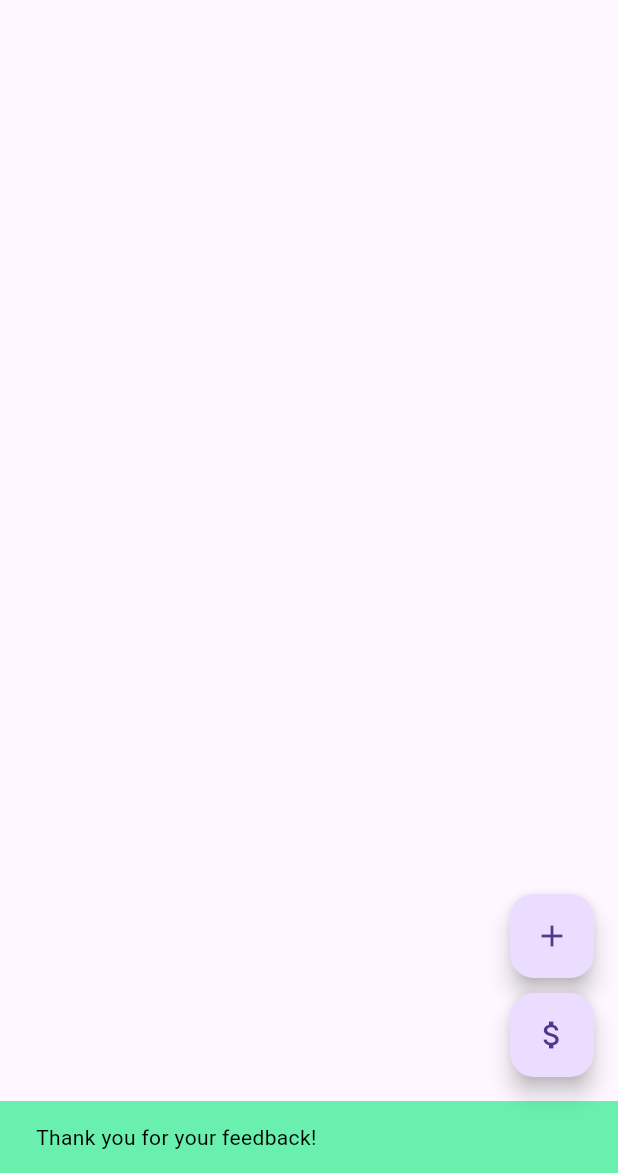
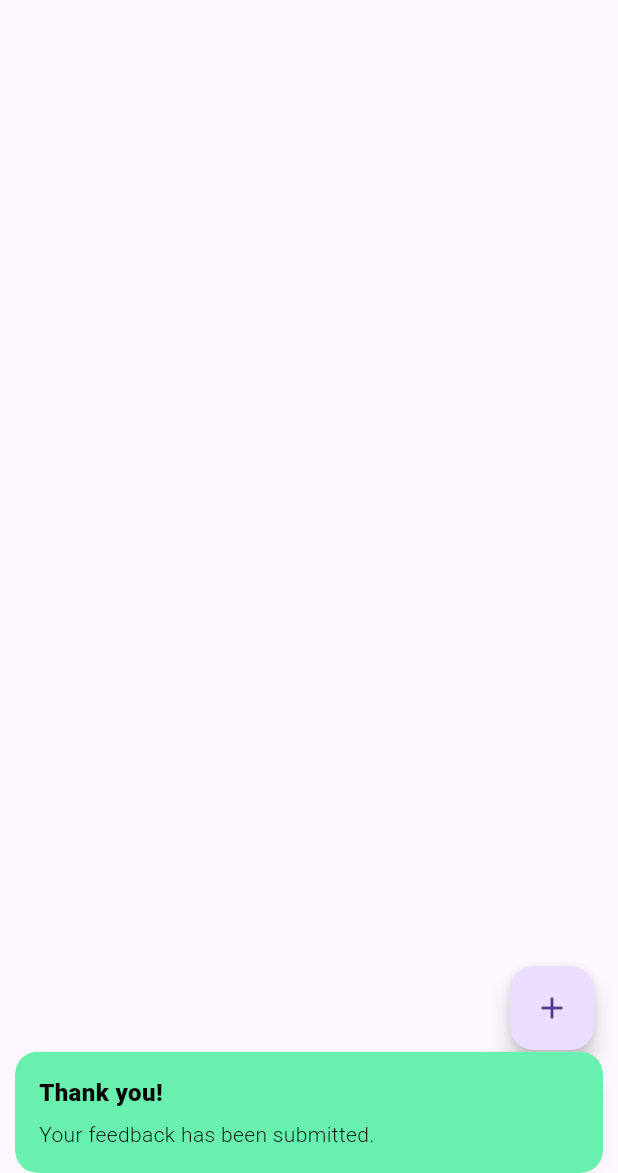
Before and after one commit to kclaudeeager/Simple-budgeting-app, a Flutter app: the screen it shows after launch, after a tap on "Submit Feedback", on a phone screen of 412 x 824 dp, the part 63-1236 px from its top. Run offline on Flutter 3.47's test engine with Material 3 defaults, Android fonts, the light colour scheme and no system bars; our stand-ins replace flutter_rating_bar, get.

Commit message:
updated workflow

```diff
--- a/lib/screens/feedback_screen.dart
+++ b/lib/screens/feedback_screen.dart
@@ -8,9 +8,10 @@ import '../providers/feedback_controller.dart';
 class FeedbackScreen extends StatelessWidget {
   final FeedbackController feedbackController = Get.put(FeedbackController());
   final _formKey = GlobalKey<FormState>();
+  final VoidCallback onFeedbackSubmitted;
   final List<String> _elementsToImprovement = ['UI/UX', 'Performance', 'Features', 'Others'];
 
-  FeedbackScreen({super.key});
+  FeedbackScreen({super.key, required this.onFeedbackSubmitted});
 
   void _submitFeedback(BuildContext context) async {
     if (_formKey.currentState!.validate()) {
@@ -24,16 +25,15 @@ class FeedbackScreen extends StatelessWidget {
       await _storeFeedbackLocally();
       // or
       // await _sendFeedbackToServer();
-
+      onFeedbackSubmitted();
       // Display a success message or dialog
-      ScaffoldMessenger.of(context).showSnackBar(
-        const SnackBar(
-          content: Text('Thank you for your feedback!', style: TextStyle(color: Colors.black)),
-            backgroundColor: Colors.greenAccent,
-        ),
+      Get.snackbar(
+        'Thank you!',
+        'Your feedback has been submitted.',
+        snackPosition: SnackPosition.BOTTOM,
+        backgroundColor: Colors.greenAccent,
+        colorText: Colors.black,
       );
-      // Close the feedback screen
-      Navigator.of(context).pop();
       feedbackController.resetFeedback();
     }
   }
--- a/lib/screens/home_screen.dart
+++ b/lib/screens/home_screen.dart
@@ -61,7 +61,10 @@ void _showRandomFeedback() {
   debugPrint('Feedback timer triggered');
   if (!_feedbackShown) {
     _feedbackShown = true;
-    Get.to(() =>  FeedbackScreen(), fullscreenDialog: true)!.then((_) {
+    Get.to(() =>  FeedbackScreen(onFeedbackSubmitted: (){
+      Navigator.of(context).pop();
+      _resetFeedbackTimer();
+    },), fullscreenDialog: true)!.then((_) {
       _resetFeedbackTimer();
     });
   }
```
Also changed, not shown: 1 other file.
